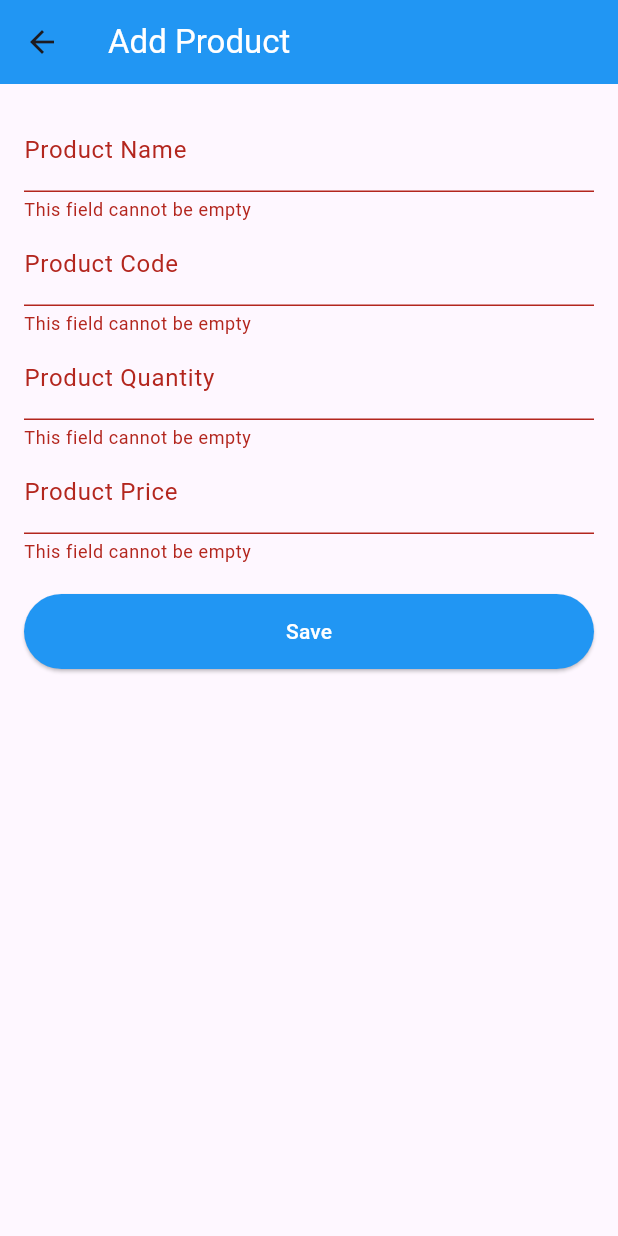
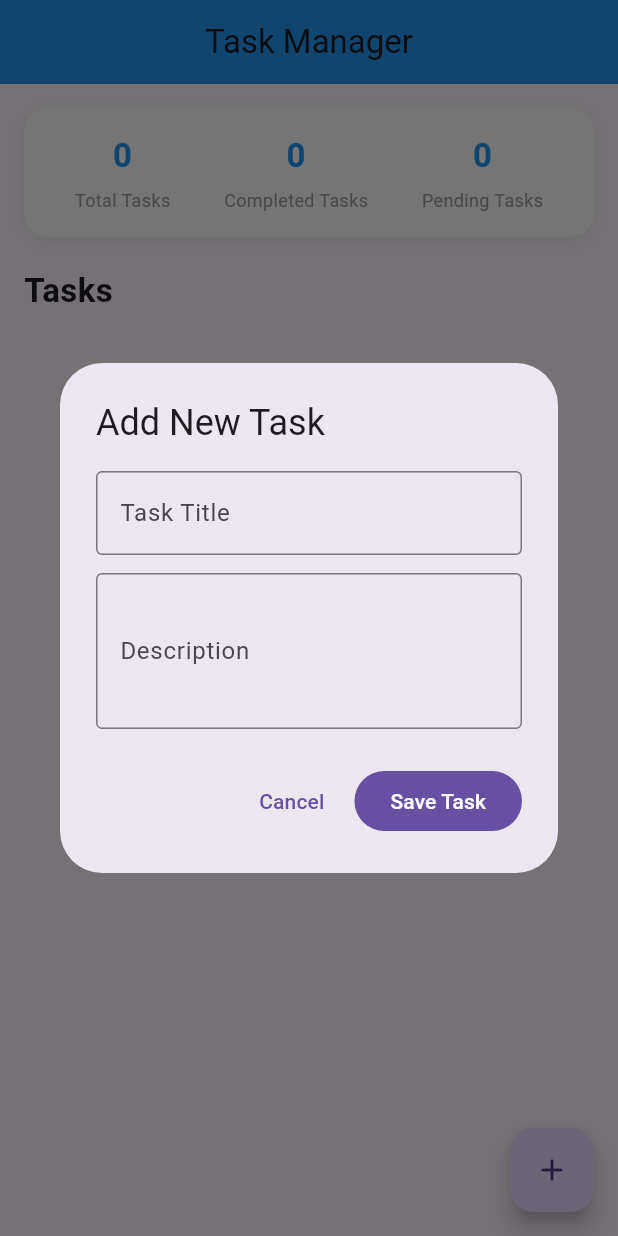
Before and after one commit to moobin136/flutter_batch16, a Flutter app: the screen it shows after launch, after a tap on the "add" icon, on a phone screen of 412 x 824 dp. Run offline on Flutter 3.47's test engine with Material 3 defaults, Android fonts, the phone set to English and light mode, and no system bars; our stand-ins replace device_preview.

Commit message:
Add task management features with provider integration, including task creation, statistics, and UI components

```diff
--- a/lib/app/app.dart
+++ b/lib/app/app.dart
@@ -7,11 +7,14 @@ class MyApp extends StatelessWidget {
 
   @override
   Widget build(BuildContext context) {
-    return MaterialApp(
-      locale: DevicePreview.locale(context),
-      builder: DevicePreview.appBuilder,
-      debugShowCheckedModeBanner: false,
-      home: const ProductListScreen(),
+    return ChangeNotifierProvider(
+      create: (_) => TaskProvider(),
+      child: MaterialApp(
+        locale: DevicePreview.locale(context),
+        builder: DevicePreview.appBuilder,
+        debugShowCheckedModeBanner: false,
+        home: const TaskManagerScreen(),
+      ),
     );
   }
 }
--- /dev/null
+++ b/lib/data/models/task.dart
@@ -0,0 +1,27 @@
+class Task {
+  final String id;
+  final String title;
+  final String description;
+  final bool isCompleted;
+
+  Task({
+    required this.id,
+    required this.title,
+    required this.description,
+    this.isCompleted = false,
+  });
+
+  Task copyWith({
+    String? id,
+    String? title,
+    String? description,
+    bool? isCompleted,
+  }) {
+    return Task(
+      id: id ?? this.id,
+      title: title ?? this.title,
+      description: description ?? this.description,
+      isCompleted: isCompleted ?? this.isCompleted,
+    );
+  }
+}
--- /dev/null
+++ b/lib/data/providers/task_provider.dart
@@ -0,0 +1,50 @@
+import 'dart:collection';
+
+import '../../export.dart';
+
+class TaskProvider extends ChangeNotifier {
+  final List<Task> _tasks = [];
+
+  List<Task> get tasks => UnmodifiableListView(_tasks);
+
+  int get totalTasks => _tasks.length;
+
+  int get completedTasks => _tasks.where((task) => task.isCompleted).length;
+
+  int get pendingTasks => totalTasks - completedTasks;
+
+  void addTask(String title, String description) {
+    final trimmedTitle = title.trim();
+    final trimmedDescription = description.trim();
+
+    if (trimmedTitle.isEmpty) {
+      return;
+    }
+
+    _tasks.add(
+      Task(
+        id: DateTime.now().millisecondsSinceEpoch.toString(),
+        title: trimmedTitle,
+        description: trimmedDescription,
+      ),
+    );
+    notifyListeners();
+  }
+
+  void toggleTaskStatus(String taskId) {
+    final taskIndex = _tasks.indexWhere((task) => task.id == taskId);
+    if (taskIndex == -1) {
+      return;
+    }
+
+    _tasks[taskIndex] = _tasks[taskIndex].copyWith(
+      isCompleted: !_tasks[taskIndex].isCompleted,
+    );
+    notifyListeners();
+  }
+
+  void deleteTask(String taskId) {
+    _tasks.removeWhere((task) => task.id == taskId);
+    notifyListeners();
+  }
+}
--- a/lib/export.dart
+++ b/lib/export.dart
@@ -1,3 +1,8 @@
 export 'package:flutter/material.dart';
+export 'package:provider/provider.dart';
 export 'package:flutter_batch16/app/app.dart';
-export 'package:flutter_batch16/presentation/ui/screen/product_list_screen.dart';
+export 'package:flutter_batch16/data/models/task.dart';
+export 'package:flutter_batch16/data/providers/task_provider.dart';
+export 'package:flutter_batch16/presentation/ui/screens/task_manager_screen.dart';
+export 'package:flutter_batch16/presentation/ui/widgets/task_list_item.dart';
+export 'package:flutter_batch16/presentation/ui/widgets/task_statistics.dart';
--- a/lib/main.dart
+++ b/lib/main.dart
@@ -1,4 +1,6 @@
 import 'package:device_preview/device_preview.dart';
+
+export 'app/app.dart';
 import 'export.dart';
 
 void main() {
--- /dev/null
+++ b/lib/presentation/ui/screens/task_manager_screen.dart
@@ -0,0 +1,120 @@
+import '../../../export.dart';
+
+class TaskManagerScreen extends StatelessWidget {
+  const TaskManagerScreen({super.key});
+
+  @override
+  Widget build(BuildContext context) {
+    return Scaffold(
+      appBar: AppBar(
+        title: const Text('Task Manager'),
+        centerTitle: true,
+        backgroundColor: Colors.blue,
+      ),
+      floatingActionButton: FloatingActionButton(
+        onPressed: () => _showAddTaskDialog(context),
+        child: const Icon(Icons.add),
+      ),
+      body: Padding(
+        padding: const EdgeInsets.all(16),
+        child: Column(
+          crossAxisAlignment: CrossAxisAlignment.start,
+          children: [
+            const TaskStatistics(),
+            const SizedBox(height: 20),
+            const Text(
+              'Tasks',
+              style: TextStyle(fontSize: 22, fontWeight: FontWeight.bold),
+            ),
+            const SizedBox(height: 12),
+            Expanded(
+              child: Consumer<TaskProvider>(
+                builder: (context, provider, _) {
+                  if (provider.tasks.isEmpty) {
+                    return const Center(
+                      child: Text(
+                        'No tasks yet',
+                        style: TextStyle(fontSize: 18, color: Colors.grey),
+                      ),
+                    );
+                  }
+
+                  return ListView.builder(
+                    itemCount: provider.tasks.length,
+                    itemBuilder: (context, index) {
+                      final task = provider.tasks[index];
+
+                      return TaskListItem(
+                        task: task,
+                        onToggle: () => context.read<TaskProvider>().toggleTaskStatus(task.id),
+                        onDelete: () => context.read<TaskProvider>().deleteTask(task.id),
+                      );
+                    },
+                  );
+                },
+              ),
+            ),
+          ],
+        ),
+      ),
+    );
+  }
+
+  Future<void> _showAddTaskDialog(BuildContext context) async {
+    final titleController = TextEditingController();
+    final descriptionController = TextEditingController();
+
+    await showDialog(
+      context: context,
+      builder: (dialogContext) {
+        return AlertDialog(
+          title: const Text('Add New Task'),
+          content: SizedBox(
+            width: double.maxFinite,
+            child: Column(
+              mainAxisSize: MainAxisSize.min,
+              children: [
+                TextField(
+                  key: const ValueKey('taskTitleField'),
+                  controller: titleController,
+                  decoration: const InputDecoration(
+                    labelText: 'Task Title',
+                    border: OutlineInputBorder(),
+                  ),
+                ),
+                const SizedBox(height: 12),
+                TextField(
+                  key: const ValueKey('taskDescriptionField'),
+                  controller: descriptionController,
+                  maxLines: 3,
+                  decoration: const InputDecoration(
+                    labelText: 'Description',
+                    border: OutlineInputBorder(),
+                  ),
+                ),
+              ],
+            ),
+          ),
+          actions: [
+            TextButton(
+              onPressed: () => Navigator.pop(dialogContext),
+              child: const Text('Cancel'),
+            ),
+            FilledButton(
+              onPressed: () {
+                final title = titleController.text;
+                final description = descriptionController.text;
+
+                if (title.trim().isNotEmpty) {
+                  context.read<TaskProvider>().addTask(title, description);
+                  Navigator.pop(dialogContext);
+                }
+              },
+              child: const Text('Save Task'),
+            ),
+          ],
+        );
+      },
+    );
+  }
+}
--- /dev/null
+++ b/lib/presentation/ui/widgets/task_list_item.dart
@@ -0,0 +1,66 @@
+import '../../../export.dart';
+
+class TaskListItem extends StatelessWidget {
+  final Task task;
+  final VoidCallback onToggle;
+  final VoidCallback onDelete;
+
+  const TaskListItem({
+    super.key,
+    required this.task,
+    required this.onToggle,
+    required this.onDelete,
+  });
+
+  @override
+  Widget build(BuildContext context) {
+    return Card(
+      margin: const EdgeInsets.only(bottom: 12),
+      elevation: 2,
+      shape: RoundedRectangleBorder(borderRadius: BorderRadius.circular(12)),
+      child: Padding(
+        padding: const EdgeInsets.all(16),
+        child: Row(
+          crossAxisAlignment: CrossAxisAlignment.start,
+          children: [
+            Checkbox(
+              value: task.isCompleted,
+              onChanged: (_) => onToggle(),
+            ),
+            Expanded(
+              child: Column(
+                crossAxisAlignment: CrossAxisAlignment.start,
+                children: [
+                  Text(
+                    task.title,
+                    style: TextStyle(
+                      fontSize: 18,
+                      fontWeight: FontWeight.w600,
+                      decoration: task.isCompleted
+                          ? TextDecoration.lineThrough
+                          : TextDecoration.none,
+                    ),
+                  ),
+                  const SizedBox(height: 6),
+                  Text(
+                    task.description.isEmpty ? 'No description' : task.description,
+                    style: TextStyle(
+                      color: Colors.grey.shade600,
+                      decoration: task.isCompleted
+                          ? TextDecoration.lineThrough
+                          : TextDecoration.none,
+                    ),
+                  ),
+                ],
+              ),
+            ),
+            IconButton(
+              onPressed: onDelete,
+              icon: const Icon(Icons.delete_outline, color: Colors.red),
+            ),
+          ],
+        ),
+      ),
+    );
+  }
+}
--- /dev/null
+++ b/lib/presentation/ui/widgets/task_statistics.dart
@@ -0,0 +1,54 @@
+import '../../../export.dart';
+
+class TaskStatistics extends StatelessWidget {
+  const TaskStatistics({super.key});
+
+  @override
+  Widget build(BuildContext context) {
+    final taskProvider = context.watch<TaskProvider>();
+
+    return Container(
+      padding: const EdgeInsets.all(16),
+      decoration: BoxDecoration(
+        color: Colors.white,
+        borderRadius: BorderRadius.circular(16),
+        boxShadow: [
+          BoxShadow(
+            color: Colors.black.withOpacity(0.05),
+            blurRadius: 8,
+            offset: const Offset(0, 2),
+          ),
+        ],
+      ),
+      child: Row(
+        mainAxisAlignment: MainAxisAlignment.spaceAround,
+        children: [
+          _buildStatCard('Total Tasks', taskProvider.totalTasks.toString()),
+          _buildStatCard(
+              'Completed Tasks', taskProvider.completedTasks.toString()),
+          _buildStatCard('Pending Tasks', taskProvider.pendingTasks.toString()),
+        ],
+      ),
+    );
+  }
+
+  Widget _buildStatCard(String label, String value) {
+    return Column(
+      children: [
+        Text(
+          value,
+          style: const TextStyle(
+            fontSize: 22,
+            fontWeight: FontWeight.bold,
+            color: Colors.blue,
+          ),
+        ),
+        const SizedBox(height: 6),
+        Text(
+          label,
+          style: const TextStyle(fontSize: 12, color: Colors.grey),
+        ),
+      ],
+    );
+  }
+}
--- a/pubspec.yaml
+++ b/pubspec.yaml
@@ -13,6 +13,7 @@ dependencies:
     sdk: flutter
 
   cupertino_icons: ^1.0.8
+  provider: ^6.1.2
   #device_preview:
   device_preview:
   #http: ^0.15.0
```
Also changed, not shown: pubspec.lock, 1 other file.
